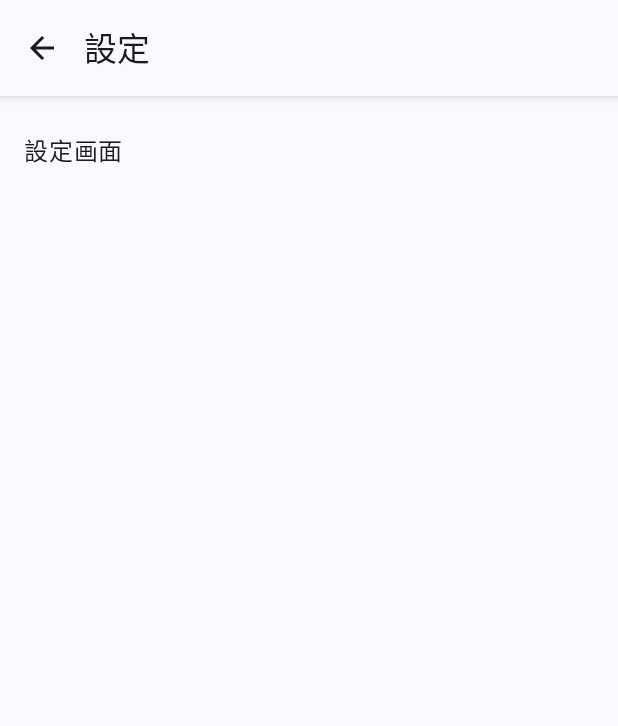
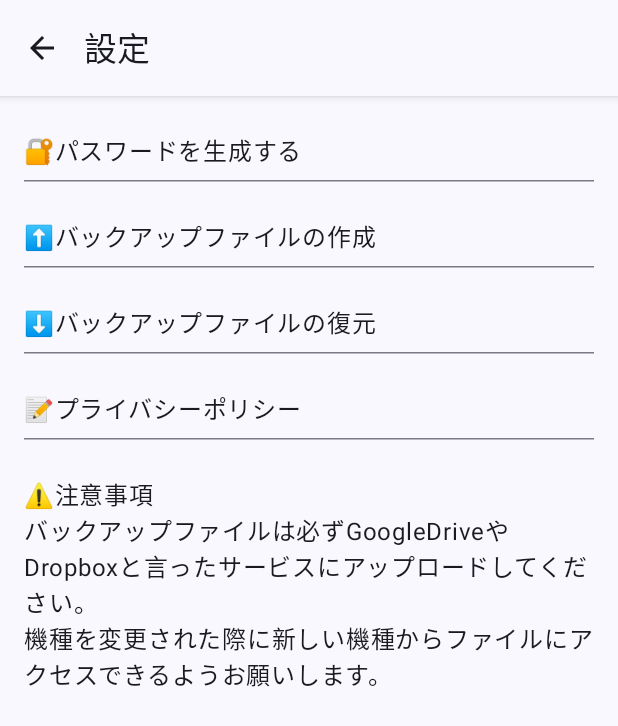
Before and after one commit to TakanaKonbu/PasswordManager, an Android app built with Jetpack Compose: the SettingsScreen screen opened through its navigation route, on a phone screen of 412 x 824 dp. Shown: the top 726 px of the screen. Run offline under Robolectric (Android 15) with nearby library versions, the phone set to English and light mode, and no system bars; our stand-ins replace Room's generated code.

Commit message:
設定画面のUI

```diff
--- a/app/src/main/java/com/takanakonbu/passwordmanager/ui/screens/Settings.kt
+++ b/app/src/main/java/com/takanakonbu/passwordmanager/ui/screens/Settings.kt
@@ -40,8 +40,25 @@ fun SettingsScreen(
                 .padding(paddingValues)
                 .padding(16.dp)
         ) {
-            // 設定項目をここに追加
-            Text("設定画面")
+            Text("🔐パスワードを生成する")
+            HorizontalDivider(modifier = Modifier.padding(vertical = 8.dp))
+            Spacer(modifier = Modifier.height(16.dp))
+
+            Text("⬆️バックアップファイルの作成")
+            HorizontalDivider(modifier = Modifier.padding(vertical = 8.dp))
+            Spacer(modifier = Modifier.height(16.dp))
+
+            Text("⬇️バックアップファイルの復元")
+            HorizontalDivider(modifier = Modifier.padding(vertical = 8.dp))
+            Spacer(modifier = Modifier.height(16.dp))
+
+            Text("📝プライバシーポリシー")
+            HorizontalDivider(modifier = Modifier.padding(vertical = 8.dp))
+            Spacer(modifier = Modifier.height(16.dp))
+
+            Text("⚠️注意事項")
+            Text("バックアップファイルは必ずGoogleDriveやDropboxと言ったサービスにアップロードしてください。\n" +
+                    "機種を変更された際に新しい機種からファイルにアクセスできるようお願いします。")
         }
     }
 }
```
